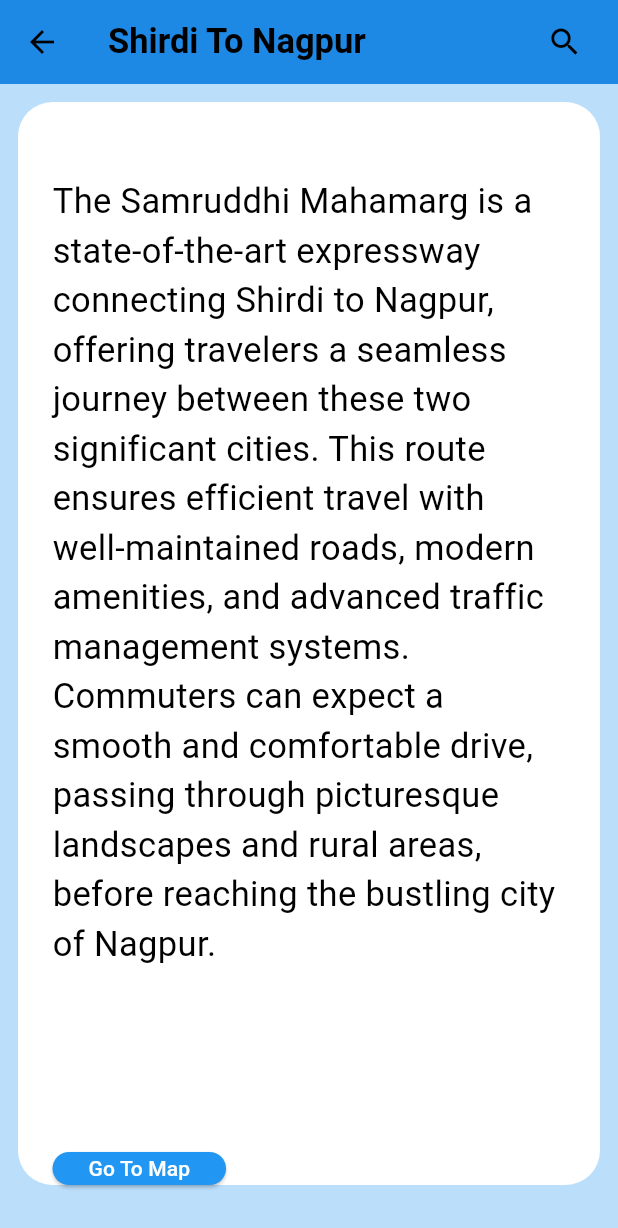
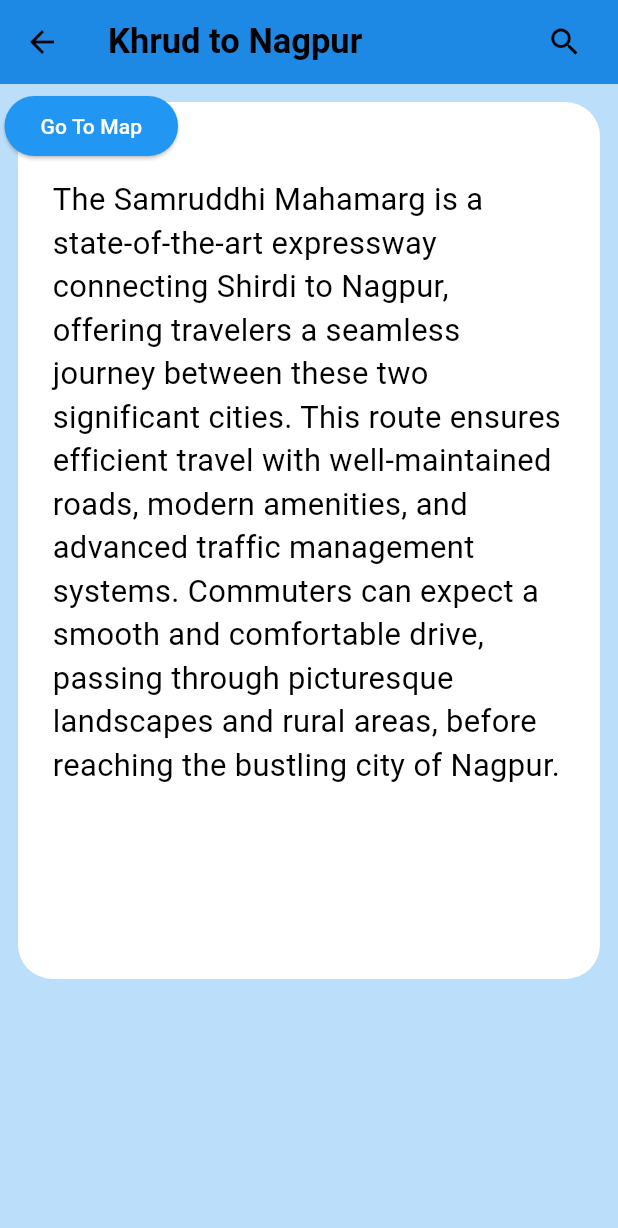
Before and after one commit to COffeebean2610/Project-SHW, a Flutter app: the DetailsScreen screen opened directly with sample values from the repository, on a phone screen of 412 x 824 dp. Shown: the top 1228 px of the screen. Run offline on Flutter 3.47's test engine with Material 3 defaults, Android fonts, the phone set to English and light mode, and no system bars; our stand-ins replace cloud_firestore, firebase_auth, firebase_core, fluttertoast; accounts and stored records are empty.

Commit message:
text size

```diff
--- a/lib/models/map_locations.dart
+++ b/lib/models/map_locations.dart
@@ -18,10 +18,10 @@
 
 List<MapLoc> products = [
   MapLoc(
-      linktolocation: mapLinkService.getMapLink().toString(),
+      linktolocation:'',
       id: 1,
-      title: "Shirdi To Nagpur",
-      //linktolocation:'https://maps.app.goo.gl/C6e7jUbNTppUfqWq5',
+      title: "Khrud to Nagpur",
+
       description: dummyText,
 
       color: const Color(0xFF3D82AE)),
--- a/lib/pages/details_screen.dart
+++ b/lib/pages/details_screen.dart
@@ -41,7 +41,7 @@
 
   @override
   Widget build(BuildContext context) {
-    final Size size = MediaQuery.of(context).size;
+
     //final Size textSize = MediaQuery.of(context).size;
     return Scaffold(
       // each product have a color
@@ -74,13 +74,13 @@
         child: Column(
           children: <Widget>[
             SizedBox(
-              height: size.height,
+              height:MediaQuery.of(context).size.height/1.2,
               child: Stack(
                 children: <Widget>[
                   Container(
                     margin: const EdgeInsets.only(top:12,bottom: 90,left: 12,right: 12),
                     padding: EdgeInsets.only(
-                      top: size.height ,
+                      top: 50*MediaQuery.of(context).size.width/360,//different for all screens error
                       left: 23,
                       right: 23,
                     ),
@@ -101,43 +101,41 @@
                         right: 23,
                       ),
                       child: Text(product.description,
-                        style: const TextStyle(
+                        style: TextStyle(
                             color: Colors.black,
-                            fontSize: 23,//different for all screens error
+                            fontSize: 18*MediaQuery.of(context).size.width/360,//different for all screens error
                         ),
                       ),
                     ),
+
                   Container(
-                      margin: const EdgeInsets.only(top: 12,bottom: 90,left: 12,right: 12),
-                      padding: const EdgeInsets.only(
-                        top: 700,
-                        left: 23,
-                        right: 23,
-                      ),
+                    margin: const EdgeInsets.only(top:1,bottom: 10),
+
+                    padding:const EdgeInsets.all(3),
+
                     child: ElevatedButton(
                       onPressed: () {
                         //open googlemaps
                         launchboth();
-
                       },
                       style: ElevatedButton.styleFrom(
                         backgroundColor: Colors.blue,
-                          shape: const RoundedRectangleBorder(
+                        shape:const  RoundedRectangleBorder(
                           borderRadius: BorderRadius.all(Radius.circular(80)),
                         ),
                       ),
-                        child: const Text("Go To Map",style: TextStyle(color: Colors.white),),
-
+                      child:const Text(
+                        "Go To Map",
+                        style: TextStyle(color: Colors.white),
                       ),
-                      // height: 500,
-
-
-
+                    ),
                   ),
                 ],
               ),
-            )
+            ),
+
           ],
+
         ),
       ),
     );
--- a/lib/pages/search_screen.dart
+++ b/lib/pages/search_screen.dart
@@ -40,15 +40,20 @@
       ),
       backgroundColor: Colors.blue.shade100,
       body: Center(
+
         child: SizedBox(
           width: 300,
+
           child: Column(
-            mainAxisAlignment: MainAxisAlignment.center,
+            mainAxisAlignment: MainAxisAlignment.start,
+
             children: [
+
               TextField(
 
                 decoration: InputDecoration(
                   labelText: "From",
+
                   focusedBorder: OutlineInputBorder(
                     borderRadius: BorderRadius.circular(11),
                     borderSide:const BorderSide(
```
Lines whose indentation alone changed are shown as unchanged.
